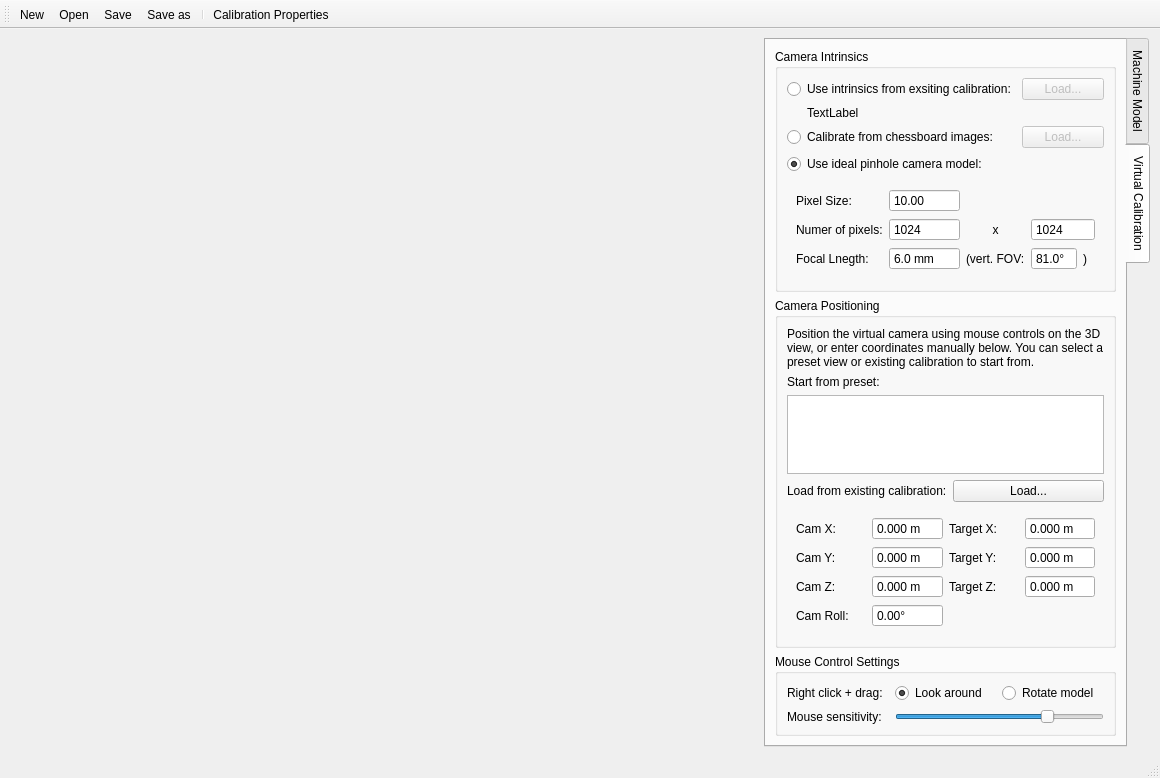
First picture: the form in calcam/gui/qt_designer_files/virtual_calib_editor.ui, repository euratom-software/calcam, before the edit.
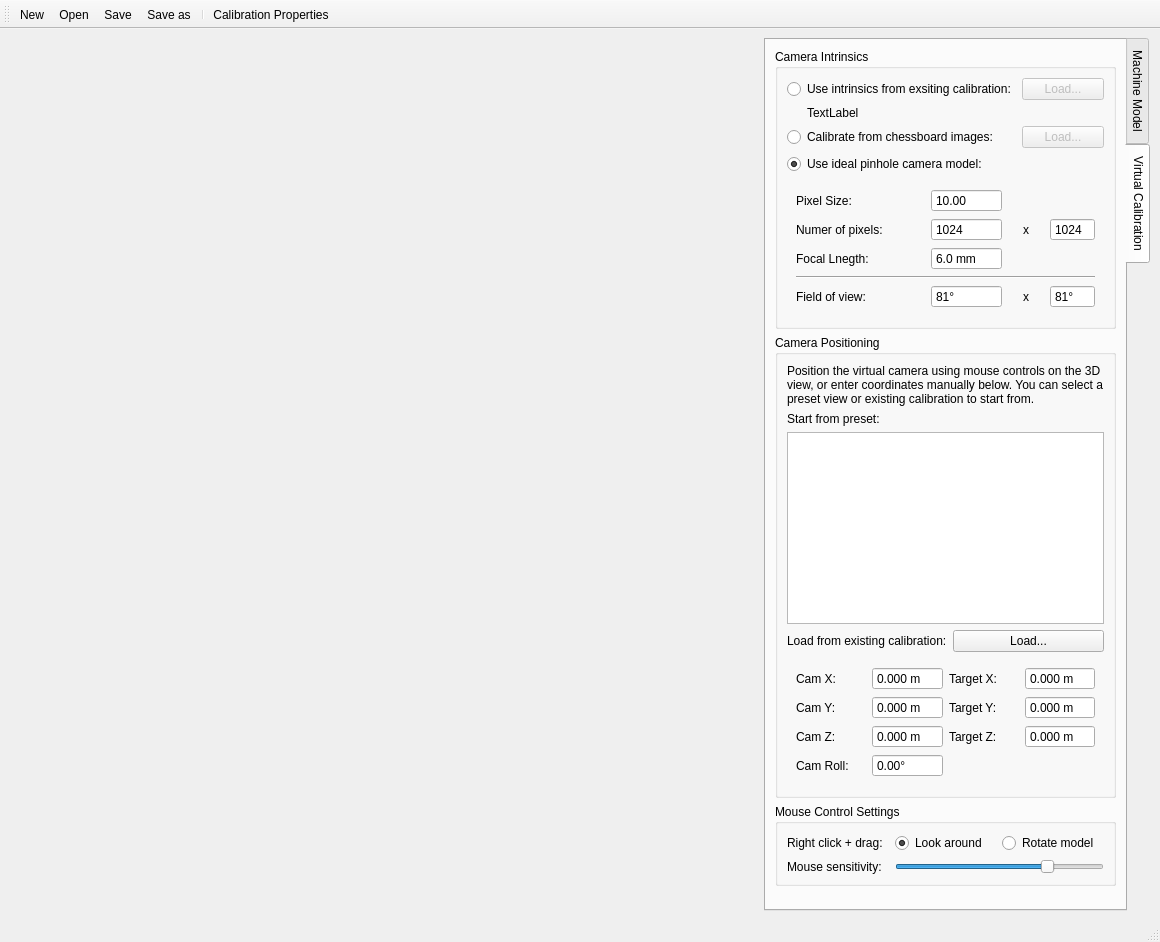
Second picture: the form after the edit. The open tabs and pages were chosen to show the change.

Commit message: Add horizontal FOV input in virtual calib editor.

What changed in the file:
```diff
--- a/calcam/gui/qt_designer_files/virtual_calib_editor.ui
+++ b/calcam/gui/qt_designer_files/virtual_calib_editor.ui
@@ -174,6 +174,12 @@
        <layout class="QVBoxLayout" name="verticalLayout">
         <item>
          <widget class="QGroupBox" name="groupBox_3">
+          <property name="sizePolicy">
+           <sizepolicy hsizetype="Preferred" vsizetype="Minimum">
+            <horstretch>0</horstretch>
+            <verstretch>0</verstretch>
+           </sizepolicy>
+          </property>
           <property name="title">
            <string>Camera Intrinsics</string>
           </property>
@@ -212,6 +218,13 @@
               <enum>QFrame::Raised</enum>
              </property>
              <layout class="QGridLayout" name="gridLayout_5">
+              <item row="4" column="0">
+               <widget class="QLabel" name="label_19">
+                <property name="text">
+                 <string>Field of view:</string>
+                </property>
+               </widget>
+              </item>
               <item row="1" column="0">
                <widget class="QLabel" name="label_2">
                 <property name="text">
@@ -299,44 +312,6 @@
                 </property>
                </widget>
               </item>
-              <item row="2" column="3">
-               <widget class="QLabel" name="label_17">
-                <property name="text">
-                 <string>(vert. FOV:</string>
-                </property>
-               </widget>
-              </item>
-              <item row="2" column="4">
-               <widget class="QDoubleSpinBox" name="fov_box">
-                <property name="sizePolicy">
-                 <sizepolicy hsizetype="Minimum" vsizetype="Fixed">
-                  <horstretch>0</horstretch>
-                  <verstretch>0</verstretch>
-                 </sizepolicy>
-                </property>
-                <property name="buttonSymbols">
-                 <enum>QAbstractSpinBox::NoButtons</enum>
-                </property>
-                <property name="keyboardTracking">
-                 <bool>false</bool>
-                </property>
-                <property name="suffix">
-                 <string>°</string>
-                </property>
-                <property name="decimals">
-                 <number>1</number>
-                </property>
-                <property name="minimum">
-                 <double>0.100000000000000</double>
-                </property>
-                <property name="maximum">
-                 <double>179.000000000000000</double>
-                </property>
-                <property name="value">
-                 <double>81.000000000000000</double>
-                </property>
-               </widget>
-              </item>
               <item row="0" column="2">
                <widget class="QDoubleSpinBox" name="pixel_size_box">
                 <property name="buttonSymbols">
@@ -356,14 +331,17 @@
                 </property>
                </widget>
               </item>
-              <item row="2" column="5">
-               <widget class="QLabel" name="label_18">
+              <item row="4" column="3">
+               <widget class="QLabel" name="label_17">
                 <property name="text">
-                 <string>)</string>
+                 <string>x</string>
+                </property>
+                <property name="alignment">
+                 <set>Qt::AlignCenter</set>
                 </property>
                </widget>
               </item>
-              <item row="1" column="4" colspan="2">
+              <item row="1" column="4">
                <widget class="QSpinBox" name="y_pixels_box">
                 <property name="buttonSymbols">
                  <enum>QAbstractSpinBox::NoButtons</enum>
@@ -382,6 +360,69 @@
                 </property>
                </widget>
               </item>
+              <item row="4" column="4">
+               <widget class="QDoubleSpinBox" name="vfov_box">
+                <property name="buttonSymbols">
+                 <enum>QAbstractSpinBox::NoButtons</enum>
+                </property>
+                <property name="keyboardTracking">
+                 <bool>false</bool>
+                </property>
+                <property name="suffix">
+                 <string>°</string>
+                </property>
+                <property name="decimals">
+                 <number>0</number>
+                </property>
+                <property name="minimum">
+                 <double>0.000000000000000</double>
+                </property>
+                <property name="maximum">
+                 <double>179.000000000000000</double>
+                </property>
+                <property name="value">
+                 <double>81.000000000000000</double>
+                </property>
+               </widget>
+              </item>
+              <item row="4" column="2">
+               <widget class="QDoubleSpinBox" name="hfov_box">
+                <property name="sizePolicy">
+                 <sizepolicy hsizetype="Minimum" vsizetype="Fixed">
+                  <horstretch>0</horstretch>
+                  <verstretch>0</verstretch>
+                 </sizepolicy>
+                </property>
+                <property name="buttonSymbols">
+                 <enum>QAbstractSpinBox::NoButtons</enum>
+                </property>
+                <property name="keyboardTracking">
+                 <bool>false</bool>
+                </property>
+                <property name="suffix">
+                 <string>°</string>
+                </property>
+                <property name="decimals">
+                 <number>0</number>
+                </property>
+                <property name="minimum">
+                 <double>0.000000000000000</double>
+                </property>
+                <property name="maximum">
+                 <double>179.000000000000000</double>
+                </property>
+                <property name="value">
+                 <double>81.000000000000000</double>
+                </property>
+               </widget>
+              </item>
+              <item row="3" column="0" colspan="5">
+               <widget class="Line" name="line">
+                <property name="orientation">
+                 <enum>Qt::Horizontal</enum>
+                </property>
+               </widget>
+              </item>
              </layout>
             </widget>
            </item>
@@ -446,12 +487,24 @@
         </item>
         <item>
          <widget class="QGroupBox" name="groupBox_4">
+          <property name="sizePolicy">
+           <sizepolicy hsizetype="Preferred" vsizetype="Minimum">
+            <horstretch>0</horstretch>
+            <verstretch>0</verstretch>
+           </sizepolicy>
+          </property>
           <property name="title">
            <string>Camera Positioning</string>
           </property>
           <layout class="QGridLayout" name="gridLayout_7">
            <item row="2" column="0" colspan="2">
             <widget class="QTreeWidget" name="viewlist">
+             <property name="sizePolicy">
+              <sizepolicy hsizetype="Expanding" vsizetype="Minimum">
+               <horstretch>0</horstretch>
+               <verstretch>0</verstretch>
+              </sizepolicy>
+             </property>
              <attribute name="headerVisible">
               <bool>false</bool>
              </attribute>
```
Left out of the diff: 6 changed lines with no effect on the pictures. The commit also changes 2 other files.
